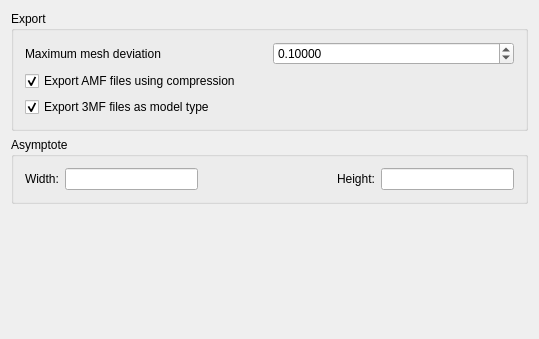
This is src/Mod/Mesh/Gui/DlgSettingsImportExport.ui in realthunder/FreeCAD as Qt 5 draws it before an edit. The edited form follows.
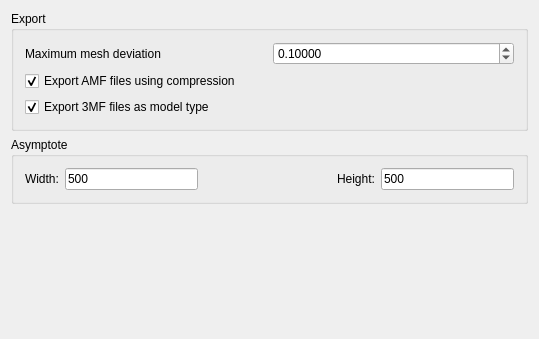
This is the edited form. Custom widgets are drawn as their Qt base class.

```diff
--- a/src/Mod/Mesh/Gui/DlgSettingsImportExport.ui
+++ b/src/Mod/Mesh/Gui/DlgSettingsImportExport.ui
@@ -126,6 +126,9 @@
         </item>
         <item row="0" column="1">
          <widget class="Gui::PrefLineEdit" name="asymptoteWidth">
+          <property name="text">
+           <string notr="true">500</string>
+          </property>
           <property name="prefEntry" stdset="0">
            <cstring>Width</cstring>
           </property>
@@ -156,6 +159,9 @@
         </item>
         <item row="0" column="4">
          <widget class="Gui::PrefLineEdit" name="asymptoteHeight">
+          <property name="text">
+           <string notr="true">500</string>
+          </property>
           <property name="prefPath" stdset="0">
            <cstring>Mod/Mesh/Asymptote</cstring>
           </property>
```
